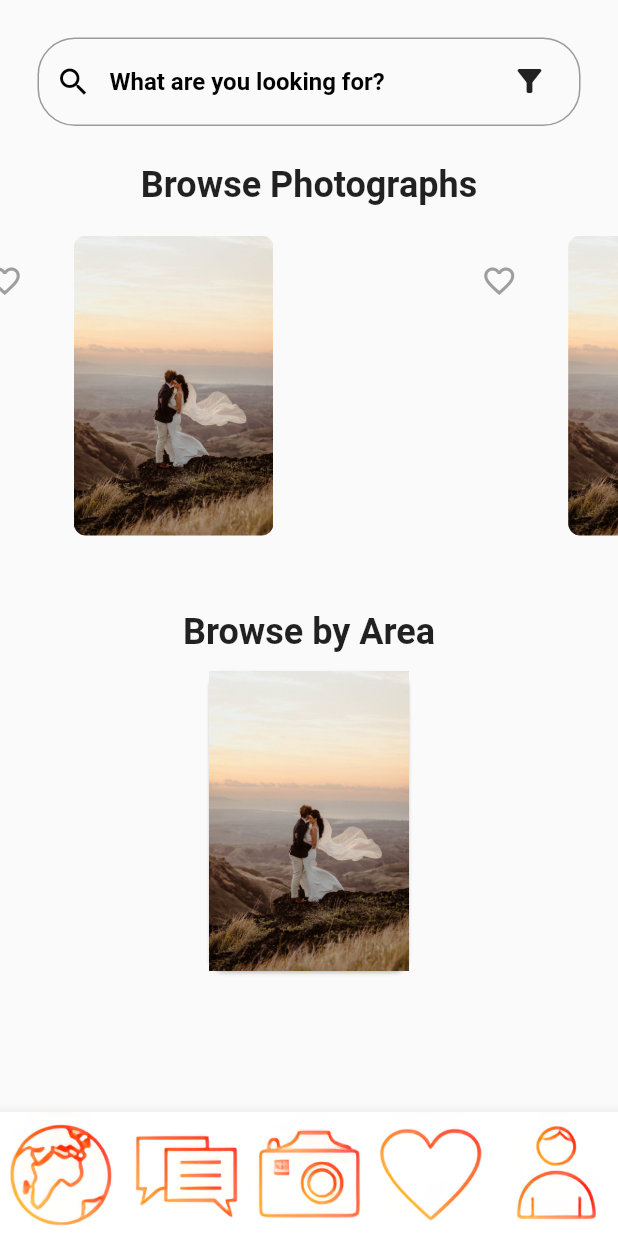
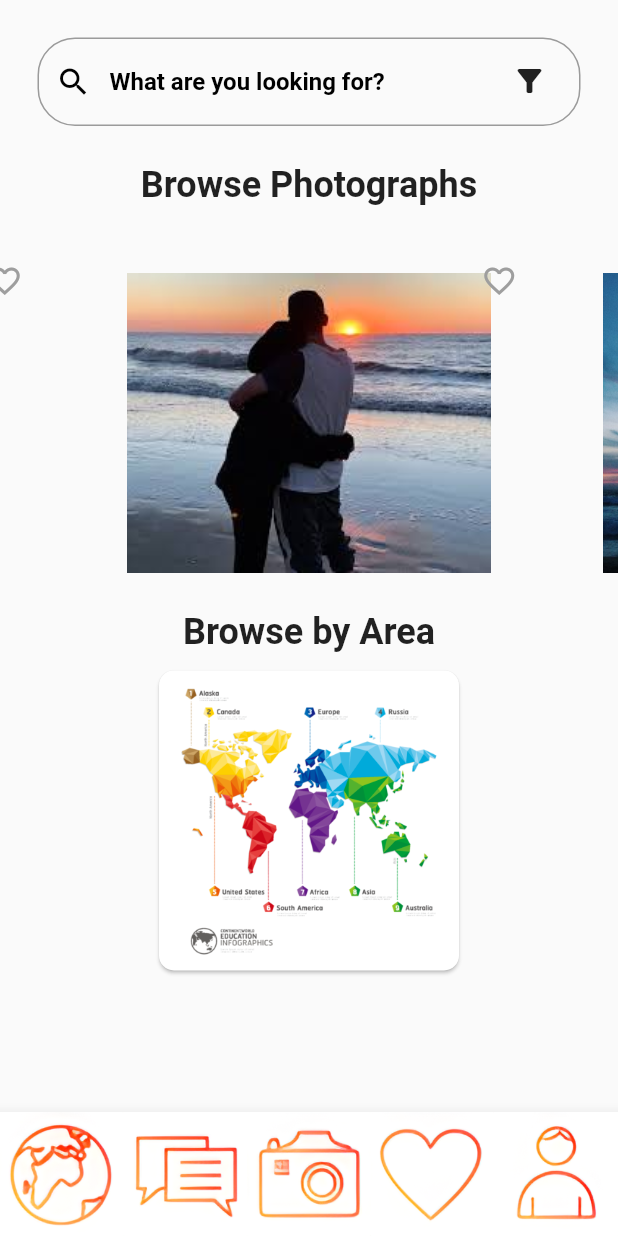
Before and after one commit to PSYCHNERD2512/Clik, a Flutter app: the CarouselPage screen opened directly, on a phone screen of 412 x 824 dp. Run offline on Flutter 3.47's test engine with Material 2 defaults, Android fonts, the phone set to English and light mode, and no system bars.

```diff
--- a/lib/Search_with_carousel.dart
+++ b/lib/Search_with_carousel.dart
@@ -12,9 +12,9 @@ class _CarouselPageState extends State<CarouselPage> {
   );
 
   List<String> images = [
-    "assets/bg.jpg",
-    "assets/bg.jpg",
-    "assets/bg.jpg",
+    "assets/img1.jpeg",
+    "assets/img2.jpeg",
+    "assets/img3.jpeg",
   ];
   List<bool> liked = [false, false, false];
 
@@ -142,7 +142,7 @@ class _CarouselPageState extends State<CarouselPage> {
               child: Card(shape: RoundedRectangleBorder(
                 borderRadius: BorderRadius.circular(10.0),
               ),child: Image.asset(
-                "assets/bg.jpg",
+                "assets/map.png",
                 fit: BoxFit.cover,
                 height: 200,
               ),),
@@ -160,10 +160,12 @@ class _CarouselPageState extends State<CarouselPage> {
         children: [
           ClipRRect(
             borderRadius: BorderRadius.circular(8.0),
-            child: Image.asset(
-              imagePath,
-              fit: BoxFit.cover,
-              height: 200,
+            child: Center(
+              child: Image.asset(
+                imagePath,
+                fit: BoxFit.cover,
+                height: 200,
+              ),
             ),
           ),
           Positioned(
--- a/lib/searchPage.dart
+++ b/lib/searchPage.dart
@@ -117,9 +117,9 @@ class _SearchPageState extends State<SearchPage> {
                     ),
                     // Multiple Cards
 
-                    _buildCardWithText(context,"assets/bg.jpg", "Wedding Photos"),
-                    _buildCardWithText(context,"assets/bg.jpg", "Birthday Photos"),
-                    _buildCardWithText(context,"assets/bg.jpg", "Couple Sessions"),
+                    _buildCardWithText(context,"assets/wedding-photo.jpeg", "Wedding Photos"),
+                    _buildCardWithText(context,"assets/Birthday-photo.jpeg", "Birthday Photos"),
+                    _buildCardWithText(context,"assets/Couple-photo.jpeg", "Couple Sessions"),
                   ],
                 ),
               ),
```
Also changed, not shown: assets/Birthday-photo.jpeg (added), assets/Couple-photo.jpeg (added), assets/img1.jpeg (added), assets/img2.jpeg (added), assets/img3.jpeg (added), assets/map.png (added), assets/wedding-photo.jpeg (added), 1 other file.
